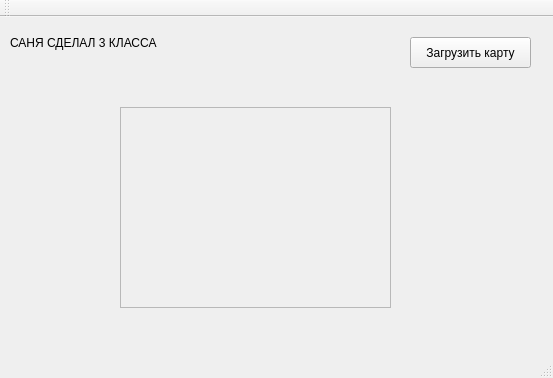
Before: the Qt Designer form simulation.ui in LukinDaniil/PractikaLeto2019, drawn with Qt 5.
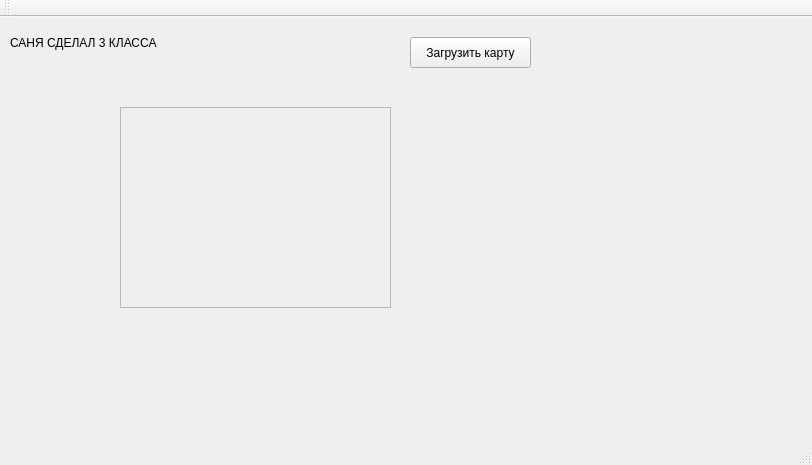
After: the same form once the commit is applied. Custom widgets are drawn as their Qt base class.

Commit message: Со старым paintHelper

Patch:
```diff
--- a/simulation.ui
+++ b/simulation.ui
@@ -6,8 +6,8 @@
    <rect>
     <x>0</x>
     <y>0</y>
-    <width>553</width>
-    <height>378</height>
+    <width>812</width>
+    <height>465</height>
    </rect>
   </property>
   <property name="windowTitle">
@@ -63,6 +63,16 @@
      </property>
     </widget>
    </widget>
+   <widget class="PaintHelper2" name="mapWidget" native="true">
+    <property name="geometry">
+     <rect>
+      <x>460</x>
+      <y>90</y>
+      <width>301</width>
+      <height>211</height>
+     </rect>
+    </property>
+   </widget>
   </widget>
   <widget class="QMenuBar" name="menuBar">
    <property name="geometry">
@@ -92,6 +102,12 @@
    <header location="global">painthelper.h</header>
    <container>1</container>
   </customwidget>
+  <customwidget>
+   <class>PaintHelper2</class>
+   <extends>QWidget</extends>
+   <header location="global">painthelper2.h</header>
+   <container>1</container>
+  </customwidget>
  </customwidgets>
  <resources/>
  <connections/>
```
Left out of the diff: 2 changed lines with no effect on the pictures. The commit also changes 6 other files.
